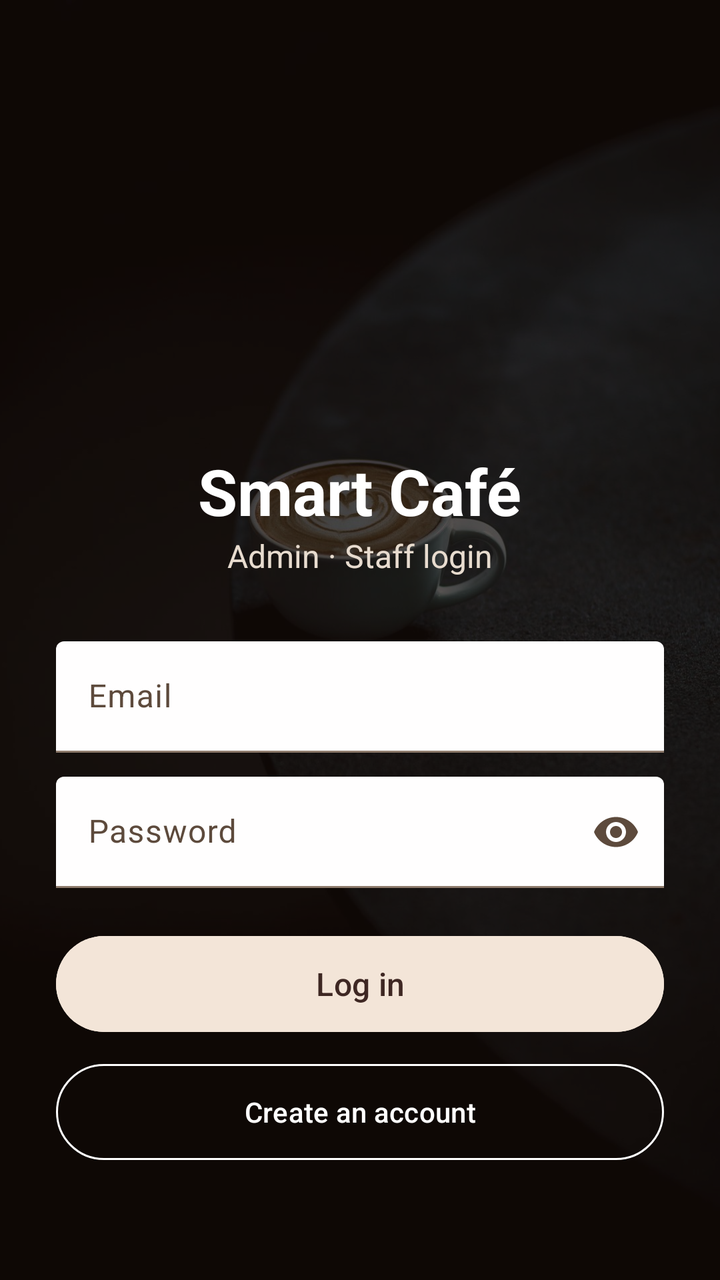
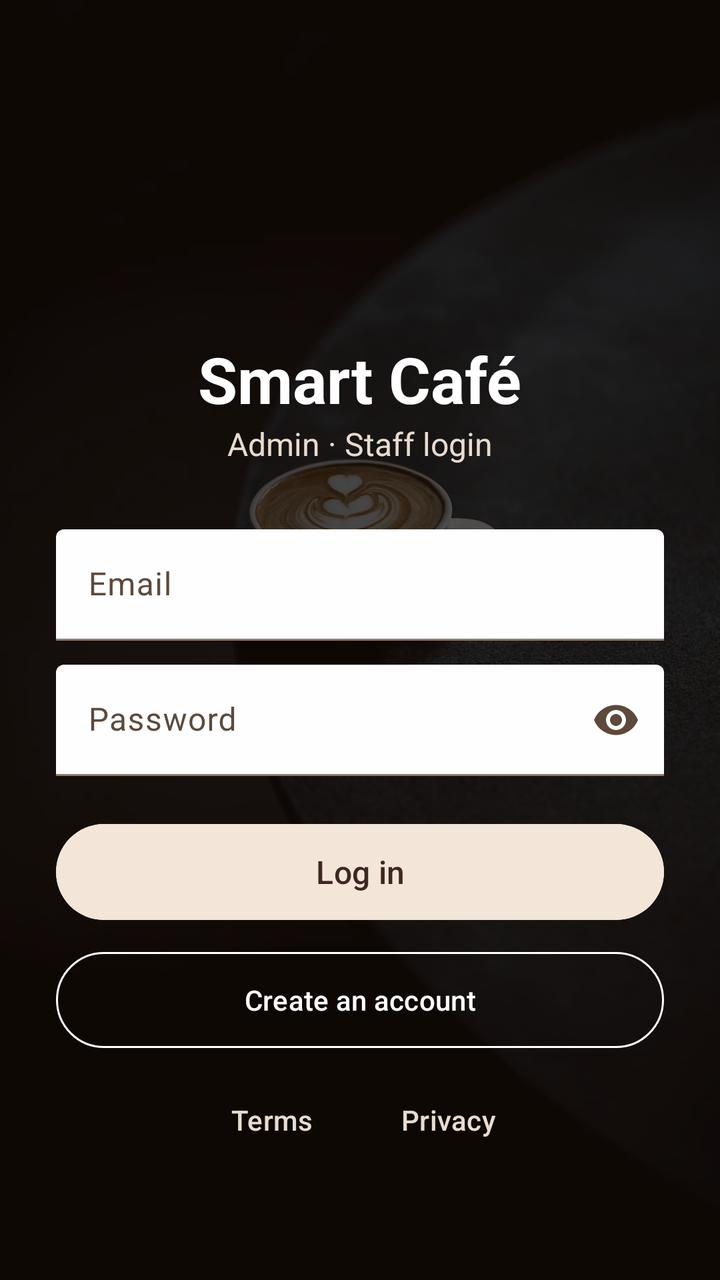

Before-and-after screenshots of an Android layout around one commit, followed by the original layout XML and the change that was made.
<!-- AndroidManifest.xml: application theme Theme.SmartCafeAdmin -->
<!-- res/layout/activity_login.xml -->
<?xml version="1.0" encoding="utf-8"?>
<FrameLayout xmlns:android="http://schemas.android.com/apk/res/android"
    xmlns:app="http://schemas.android.com/apk/res-auto"
    android:layout_width="match_parent"
    android:layout_height="match_parent">

    
    <ImageView
        android:layout_width="match_parent"
        android:layout_height="match_parent"
        android:importantForAccessibility="no"
        android:scaleType="centerCrop"
        android:src="@drawable/bg_coffee_photo" />

    
    <View
        android:layout_width="match_parent"
        android:layout_height="match_parent"
        android:background="#B3140C08" />

    <ScrollView
        android:id="@+id/main"
        android:layout_width="match_parent"
        android:layout_height="match_parent"
        android:fillViewport="true">

        <LinearLayout
            android:layout_width="match_parent"
            android:layout_height="match_parent"
            android:gravity="bottom|center_horizontal"
            android:orientation="vertical"
            android:paddingHorizontal="28dp"
            android:paddingBottom="56dp">

            <TextView
                android:layout_width="wrap_content"
                android:layout_height="wrap_content"
                android:layout_marginTop="16dp"
                android:text="Smart Café"
                android:textColor="#FFFFFF"
                android:textSize="32sp"
                android:textStyle="bold" />

            <TextView
                android:layout_width="wrap_content"
                android:layout_height="wrap_content"
                android:layout_marginBottom="32dp"
                android:text="Admin · Staff login"
                android:textColor="#E8DCCF"
                android:textSize="16sp" />

            <com.google.android.material.textfield.TextInputLayout
                style="@style/Widget.Material3.TextInputLayout.FilledBox"
                android:layout_width="match_parent"
                android:layout_height="wrap_content"
                android:hint="Email"
                app:boxBackgroundColor="#F2FFFFFF">

                <com.google.android.material.textfield.TextInputEditText
                    android:id="@+id/editEmail"
                    android:layout_width="match_parent"
                    android:layout_height="wrap_content"
                    android:inputType="textEmailAddress" />
            </com.google.android.material.textfield.TextInputLayout>

            <com.google.android.material.textfield.TextInputLayout
                style="@style/Widget.Material3.TextInputLayout.FilledBox"
                android:layout_width="match_parent"
                android:layout_height="wrap_content"
                android:layout_marginTop="12dp"
                android:hint="Password"
                app:boxBackgroundColor="#F2FFFFFF"
                app:endIconMode="password_toggle">

                <com.google.android.material.textfield.TextInputEditText
                    android:id="@+id/editPassword"
                    android:layout_width="match_parent"
                    android:layout_height="wrap_content"
                    android:inputType="textPassword" />
            </com.google.android.material.textfield.TextInputLayout>

            <TextView
                android:id="@+id/textError"
                android:layout_width="match_parent"
                android:layout_height="wrap_content"
                android:layout_marginTop="12dp"
                android:textColor="#FFB4AB"
                android:textStyle="bold"
                android:visibility="gone" />

            <ProgressBar
                android:id="@+id/progress"
                android:layout_width="wrap_content"
                android:layout_height="wrap_content"
                android:layout_marginTop="8dp"
                android:visibility="gone" />

            <Button
                android:id="@+id/buttonLogin"
                android:layout_width="match_parent"
                android:layout_height="56dp"
                android:layout_marginTop="20dp"
                android:backgroundTint="#F3E5D8"
                android:text="Log in"
                android:textColor="#3E2723"
                android:textSize="16sp" />

            <Button
                android:id="@+id/buttonRegister"
                style="@style/Widget.Material3.Button.OutlinedButton"
                android:layout_width="match_parent"
                android:layout_height="56dp"
                android:layout_marginTop="8dp"
                android:text="Create an account"
                android:textColor="#FFFFFF"
                app:strokeColor="#FFFFFF" />

        </LinearLayout>
    </ScrollView>
</FrameLayout>
<!-- resources referenced by this layout -->
<resources>
  <!-- drawable bg_coffee_photo: jpg bitmap (drawable-nodpi, 93653 bytes) -->
  <style name="Theme.SmartCafeAdmin" parent="Base.Theme.SmartCafeAdmin" />
  <style name="Base.Theme.SmartCafeAdmin" parent="Theme.Material3.Light.NoActionBar">
          <item name="colorPrimary">#6F4E37</item>
          <item name="colorOnPrimary">#FFFFFF</item>
          <item name="colorPrimaryContainer">#F3E5D8</item>
          <item name="colorOnPrimaryContainer">#3E2723</item>
  
          <item name="colorSecondary">#A47148</item>
          <item name="colorOnSecondary">#FFFFFF</item>
          <item name="colorSecondaryContainer">#F6E3CF</item>
          <item name="colorOnSecondaryContainer">#3E2723</item>
  
          <item name="android:colorBackground">#FFF8F1</item>
          <item name="colorOnBackground">#2B1D14</item>
          <item name="colorSurface">#FFF8F1</item>
          <item name="colorOnSurface">#2B1D14</item>
          <item name="colorSurfaceVariant">#EFE0D2</item>
          <item name="colorOnSurfaceVariant">#5D4A3C</item>
          <item name="colorOutline">#8D7A6B</item>
  
          <item name="android:windowLightStatusBar">true</item>
      </style>
</resources>

<!-- the commit's change to res/layout/activity_login.xml (unified diff, before → after) -->
@@ -114,6 +114,28 @@
                 android:text="Create an account"
                 android:textColor="#FFFFFF"
                 app:strokeColor="#FFFFFF" />
+            <LinearLayout
+                android:layout_width="wrap_content"
+                android:layout_height="wrap_content"
+                android:layout_marginTop="8dp"
+                android:orientation="horizontal">
+
+                <Button
+                    android:id="@+id/buttonTerms"
+                    style="@style/Widget.Material3.Button.TextButton"
+                    android:layout_width="wrap_content"
+                    android:layout_height="wrap_content"
+                    android:text="Terms"
+                    android:textColor="#E8DCCF" />
+
+                <Button
+                    android:id="@+id/buttonPrivacy"
+                    style="@style/Widget.Material3.Button.TextButton"
+                    android:layout_width="wrap_content"
+                    android:layout_height="wrap_content"
+                    android:text="Privacy"
+                    android:textColor="#E8DCCF" />
+            </LinearLayout>
 
         </LinearLayout>
     </ScrollView>
